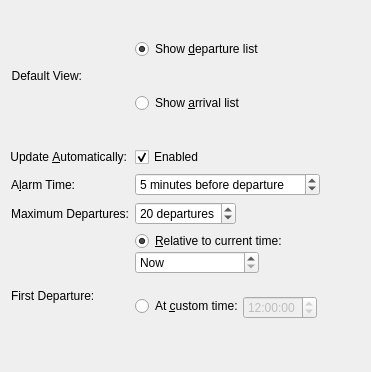
First picture: the form in applet/publicTransportConfigAdvanced.ui, repository KDE/publictransport, before the edit.
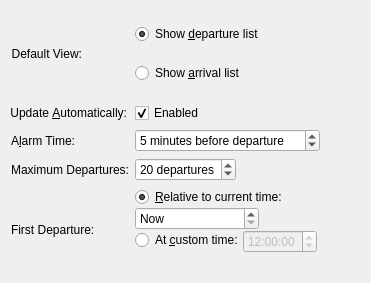
Second picture: the form after the edit.

Patch:
```diff
--- a/applet/publicTransportConfigAdvanced.ui
+++ b/applet/publicTransportConfigAdvanced.ui
@@ -7,7 +7,7 @@
     <x>0</x>
     <y>0</y>
     <width>371</width>
-    <height>372</height>
+    <height>283</height>
    </rect>
   </property>
   <layout class="QFormLayout" name="formLayout_3">
```
Left out of the diff: 11 changed lines with no effect on the pictures.
